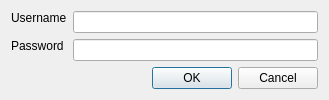
First picture: the form in Gui/Dialogs/ClusterLoginDialog.ui, repository DrBenEvans/AerOptGUI, before the edit.
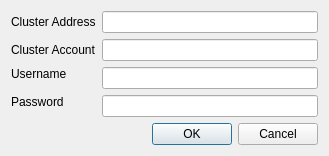
Second picture: the form after the edit.

Commit message: Add cluster address and account to the login dialog

```diff
--- a/Gui/Dialogs/ClusterLoginDialog.ui
+++ b/Gui/Dialogs/ClusterLoginDialog.ui
@@ -7,7 +7,7 @@
     <x>0</x>
     <y>0</y>
     <width>329</width>
-    <height>95</height>
+    <height>133</height>
    </rect>
   </property>
   <property name="sizePolicy">
@@ -31,7 +31,7 @@
      <property name="fieldGrowthPolicy">
       <enum>QFormLayout::AllNonFixedFieldsGrow</enum>
      </property>
-     <item row="0" column="0">
+     <item row="2" column="0">
       <widget class="QLabel" name="label_username">
        <property name="sizePolicy">
         <sizepolicy hsizetype="Preferred" vsizetype="Fixed">
@@ -44,7 +44,7 @@
        </property>
       </widget>
      </item>
-     <item row="0" column="1">
+     <item row="2" column="1">
       <widget class="QLineEdit" name="username">
        <property name="sizePolicy">
         <sizepolicy hsizetype="Expanding" vsizetype="Fixed">
@@ -54,7 +54,7 @@
        </property>
       </widget>
      </item>
-     <item row="1" column="0">
+     <item row="3" column="0">
       <widget class="QLabel" name="label_password">
        <property name="sizePolicy">
         <sizepolicy hsizetype="Preferred" vsizetype="Fixed">
@@ -67,7 +67,7 @@
        </property>
       </widget>
      </item>
-     <item row="1" column="1">
+     <item row="3" column="1">
       <widget class="QLineEdit" name="password">
        <property name="sizePolicy">
         <sizepolicy hsizetype="Expanding" vsizetype="Fixed">
@@ -80,6 +80,26 @@
        </property>
       </widget>
      </item>
+     <item row="0" column="0">
+      <widget class="QLabel" name="label">
+       <property name="text">
+        <string>Cluster Address</string>
+       </property>
+      </widget>
+     </item>
+     <item row="1" column="0">
+      <widget class="QLabel" name="label_2">
+       <property name="text">
+        <string>Cluster Account</string>
+       </property>
+      </widget>
+     </item>
+     <item row="1" column="1">
+      <widget class="QLineEdit" name="account"/>
+     </item>
+     <item row="0" column="1">
+      <widget class="QLineEdit" name="address"/>
+     </item>
     </layout>
    </item>
    <item>
```
The commit also changes 6 other files.
